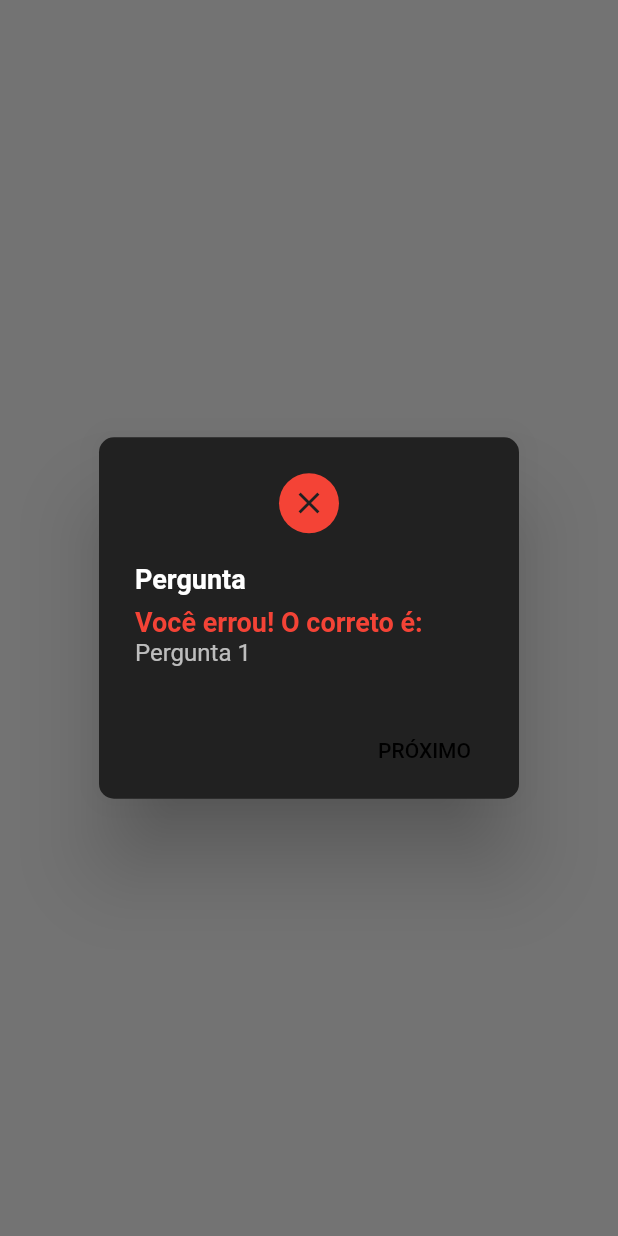
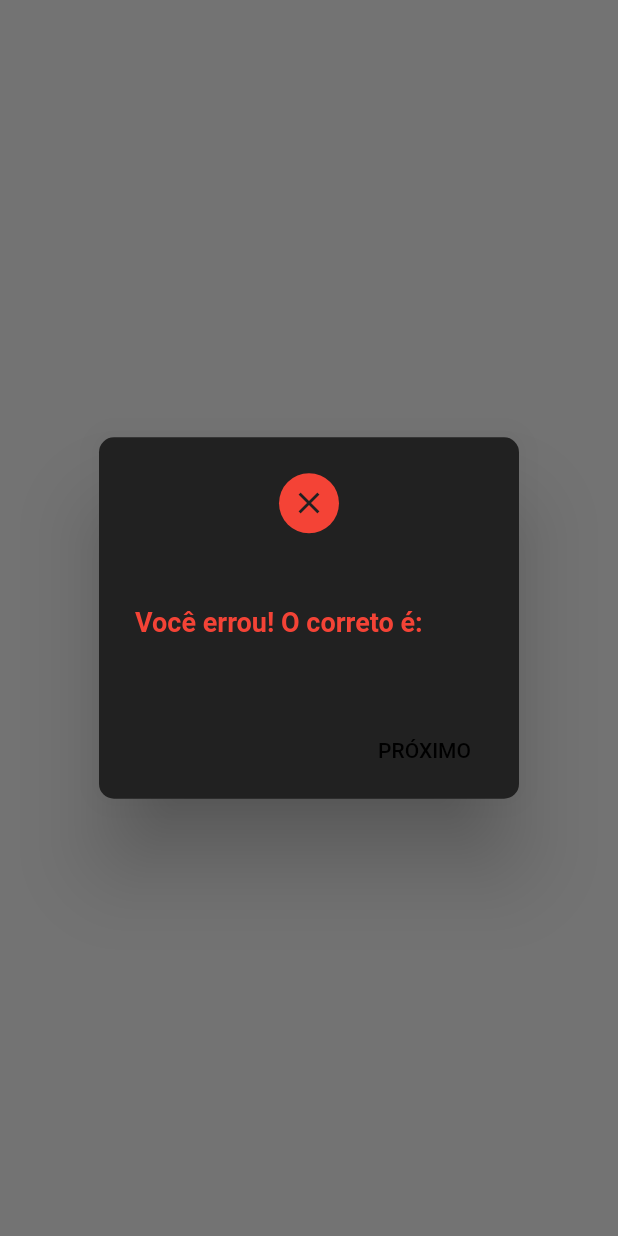
Before and after one commit to Einsteinn/Quizvid19, a Flutter app: what show() shows on an empty page, opened directly with empty values, on a phone screen of 412 x 824 dp. Run offline on Flutter 3.47's test engine with Material 2 defaults, Android fonts, the phone set to English and light mode, and no system bars; our stand-ins replace auto_size_text, share; statements that could not run were skipped.

Commit message:
Implementação dos Components

```diff
--- a/lib/component/result_dialog.dart
+++ b/lib/components/result_dialog.dart
@@ -1,10 +1,10 @@
 import 'package:flutter/material.dart';
-//import 'package:quiz_covid19/models/question.dart';
+import 'package:trabalho_final/model/question.dart';
 
 class ResultDialog {
   static Future show(
     BuildContext context, {
-    //@required Question question,
+    @required Question question,
     @required bool correct,
     @required Function onNext,
   }) {
@@ -31,8 +31,7 @@ class ResultDialog {
             mainAxisSize: MainAxisSize.min,
             children: [
               Text(
-                'Pergunta',
-                //question.question,
+                question.question,
                 style: TextStyle(
                   fontSize: 18,
                   fontWeight: FontWeight.bold,
@@ -49,8 +48,7 @@ class ResultDialog {
                 ),
               ),
               Text(
-                'Pergunta 1',
-                //question.answer1,
+                question.answer1,
                 style: TextStyle(
                   color: Colors.white70,
                 ),
```
Also changed, not shown: lib/components/answer_qieston.dart (renamed from lib/component/answer_qieston.dart), lib/components/centered_circular_progress.dart (renamed from lib/component/centered_circular_progress.dart), lib/components/centered_message.dart (renamed from lib/component/centered_message.dart), lib/components/finish_dialog.dart (renamed from lib/component/finish_dialog.dart), lib/components/quiz_question.dart (renamed from lib/component/quiz_question.dart).
